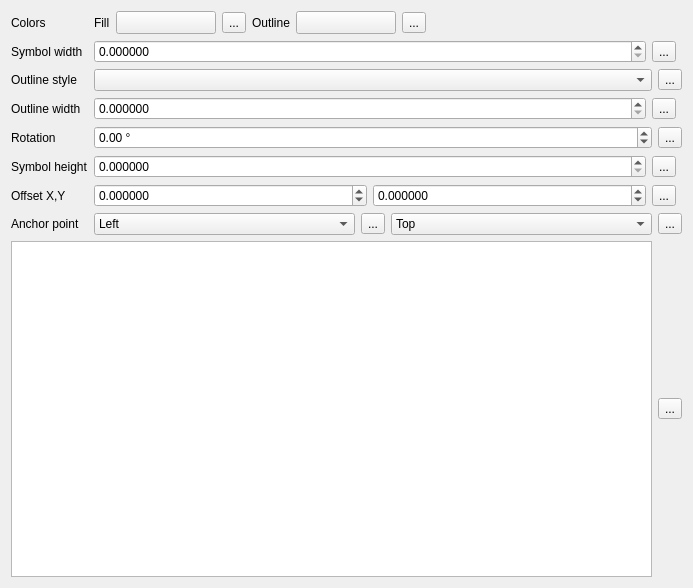
First picture: the form in src/ui/symbollayer/widget_ellipse.ui, repository qgis/QGIS, before the edit.
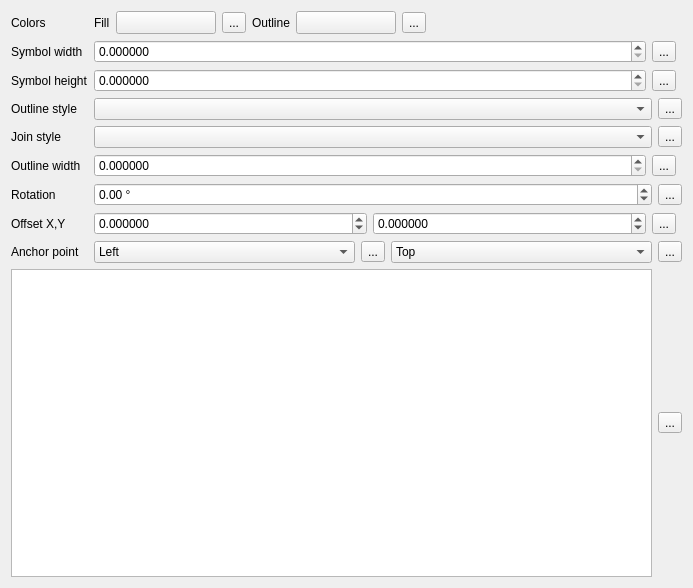
Second picture: the form after the edit. Custom widgets are drawn as their Qt base class.

Commit message: [FEATURE] add outline join style to ellipse markers

What changed in the file:
```diff
--- a/src/ui/symbollayer/widget_ellipse.ui
+++ b/src/ui/symbollayer/widget_ellipse.ui
@@ -26,7 +26,17 @@
        </property>
       </widget>
      </item>
-     <item row="7" column="1">
+     <item row="2" column="0">
+      <widget class="QLabel" name="mSymbolHeightLabel">
+       <property name="text">
+        <string>Symbol height</string>
+       </property>
+       <property name="buddy">
+        <cstring>mHeightSpinBox</cstring>
+       </property>
+      </widget>
+     </item>
+     <item row="8" column="1">
       <layout class="QHBoxLayout" name="horizontalLayout_6">
        <item>
         <widget class="QComboBox" name="mHorizontalAnchorComboBox">
@@ -82,7 +92,7 @@
        </item>
       </layout>
      </item>
-     <item row="7" column="0">
+     <item row="8" column="0">
       <widget class="QLabel" name="mAnchorPointLabel">
        <property name="text">
         <string>Anchor point</string>
@@ -92,7 +102,7 @@
        </property>
       </widget>
      </item>
-     <item row="6" column="0">
+     <item row="7" column="0">
       <widget class="QLabel" name="label_5">
        <property name="text">
         <string>Offset X,Y</string>
@@ -203,7 +213,7 @@
        </item>
       </layout>
      </item>
-     <item row="5" column="1">
+     <item row="2" column="1">
       <layout class="QHBoxLayout" name="horizontalLayout_3">
        <item>
         <widget class="QgsDoubleSpinBox" name="mHeightSpinBox">
@@ -246,7 +256,7 @@
        </item>
       </layout>
      </item>
-     <item row="3" column="1">
+     <item row="5" column="1">
       <layout class="QHBoxLayout" name="horizontalLayout_2">
        <item>
         <widget class="QgsDoubleSpinBox" name="mOutlineWidthSpinBox">
@@ -289,7 +299,7 @@
        </item>
       </layout>
      </item>
-     <item row="6" column="1">
+     <item row="7" column="1">
       <layout class="QHBoxLayout" name="horizontalLayout_5">
        <item>
         <widget class="QgsDoubleSpinBox" name="spinOffsetX">
@@ -354,16 +364,6 @@
        </item>
       </layout>
      </item>
-     <item row="5" column="0">
-      <widget class="QLabel" name="mSymbolHeightLabel">
-       <property name="text">
-        <string>Symbol height</string>
-       </property>
-       <property name="buddy">
-        <cstring>mHeightSpinBox</cstring>
-       </property>
-      </widget>
-     </item>
      <item row="0" column="0">
       <widget class="QLabel" name="label_2">
        <property name="text">
@@ -371,7 +371,7 @@
        </property>
       </widget>
      </item>
-     <item row="3" column="0">
+     <item row="5" column="0">
       <widget class="QLabel" name="mOutlineWidthLabel">
        <property name="text">
         <string>Outline width</string>
@@ -381,7 +381,7 @@
        </property>
       </widget>
      </item>
-     <item row="4" column="0">
+     <item row="6" column="0">
       <widget class="QLabel" name="mRotationLabel">
        <property name="text">
         <string>Rotation</string>
@@ -391,7 +391,7 @@
        </property>
       </widget>
      </item>
-     <item row="4" column="1">
+     <item row="6" column="1">
       <layout class="QHBoxLayout" name="horizontalLayout_10">
        <item>
         <widget class="QgsDoubleSpinBox" name="mRotationSpinBox">
@@ -461,7 +461,7 @@
        </item>
       </layout>
      </item>
-     <item row="2" column="0">
+     <item row="3" column="0">
       <widget class="QLabel" name="mOutlineStyleLabel">
        <property name="text">
         <string>Outline style</string>
@@ -471,7 +471,7 @@
        </property>
       </widget>
      </item>
-     <item row="2" column="1">
+     <item row="3" column="1">
       <layout class="QHBoxLayout" name="horizontalLayout_8">
        <item>
         <widget class="QgsPenStyleComboBox" name="mOutlineStyleComboBox"/>
@@ -485,6 +485,30 @@
        </item>
       </layout>
      </item>
+     <item row="4" column="0">
+      <widget class="QLabel" name="label_8">
+       <property name="text">
+        <string>Join style</string>
+       </property>
+       <property name="alignment">
+        <set>Qt::AlignLeading|Qt::AlignLeft|Qt::AlignVCenter</set>
+       </property>
+      </widget>
+     </item>
+     <item row="4" column="1">
+      <layout class="QHBoxLayout" name="horizontalLayout_7">
+       <item>
+        <widget class="QgsPenJoinStyleComboBox" name="cboJoinStyle"/>
+       </item>
+       <item>
+        <widget class="QgsDataDefinedButton" name="mJoinStyleDDBtn">
+         <property name="text">
+          <string>...</string>
+         </property>
+        </widget>
+       </item>
+      </layout>
+     </item>
     </layout>
    </item>
    <item row="1" column="0">
@@ -569,6 +593,11 @@
    <header>qgsunitselectionwidget.h</header>
    <container>1</container>
   </customwidget>
+  <customwidget>
+   <class>QgsPenJoinStyleComboBox</class>
+   <extends>QComboBox</extends>
+   <header>qgspenstylecombobox.h</header>
+  </customwidget>
   <customwidget>
    <class>QgsPenStyleComboBox</class>
    <extends>QComboBox</extends>
```
Left out of the diff: 6 changed lines with no effect on the pictures. The commit also changes 9 other files.
